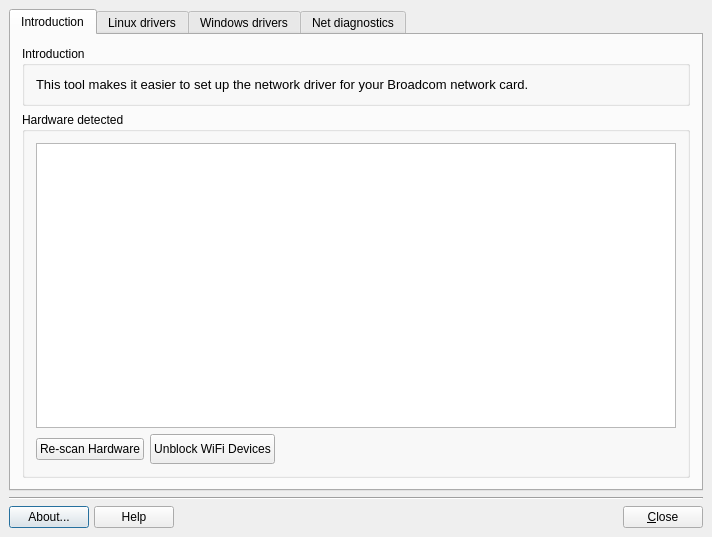
This is meconfig.ui in AdrianTM/mx-broadcom-manager as Qt 5 draws it before an edit. The edited form follows.
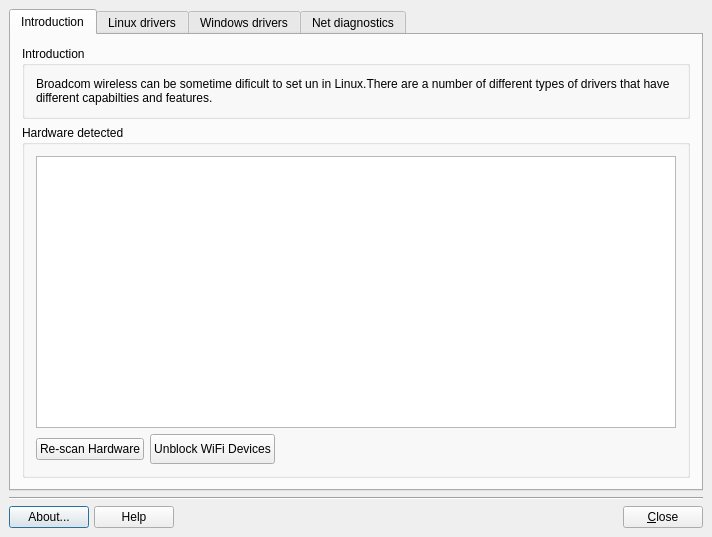
This is the edited form. Icons and pictures are not drawn.

The edit to the form file:
```diff
--- a/meconfig.ui
+++ b/meconfig.ui
@@ -207,11 +207,7 @@
           <item>
            <widget class="QLabel" name="labelIntroduction">
             <property name="text">
-             <string>&lt;!DOCTYPE HTML PUBLIC &quot;-//W3C//DTD HTML 4.0//EN&quot; &quot;http://www.w3.org/TR/REC-html40/strict.dtd&quot;&gt;
-&lt;html&gt;&lt;head&gt;&lt;meta name=&quot;qrichtext&quot; content=&quot;1&quot; /&gt;&lt;style type=&quot;text/css&quot;&gt;
-p, li { white-space: pre-wrap; }
-&lt;/style&gt;&lt;/head&gt;&lt;body style=&quot; font-family:'Sans'; font-size:10pt; font-weight:400; font-style:normal;&quot;&gt;
-&lt;p style=&quot; margin-top:0px; margin-bottom:0px; margin-left:0px; margin-right:0px; -qt-block-indent:0; text-indent:0px;&quot;&gt;This tool makes it easier to set up the network driver for your Broadcom network card.&lt;/p&gt;&lt;/body&gt;&lt;/html&gt;</string>
+             <string>&lt;html&gt;&lt;head/&gt;&lt;body&gt;&lt;p&gt;Broadcom wireless can be sometime dificult to set un in Linux.There are a number of different types of drivers that have different capabilties and features.&lt;/p&gt;&lt;/body&gt;&lt;/html&gt;</string>
             </property>
             <property name="textFormat">
              <enum>Qt::RichText</enum>
```
Left out of the diff: 4 changed lines with no effect on the pictures.
